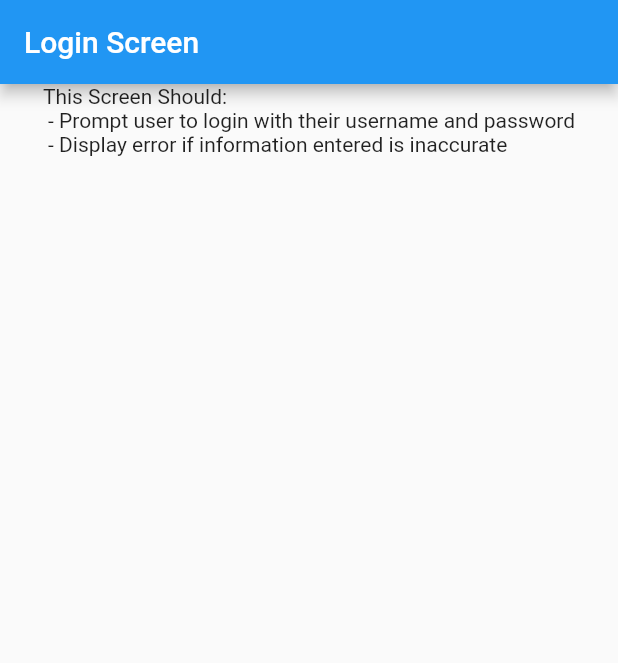
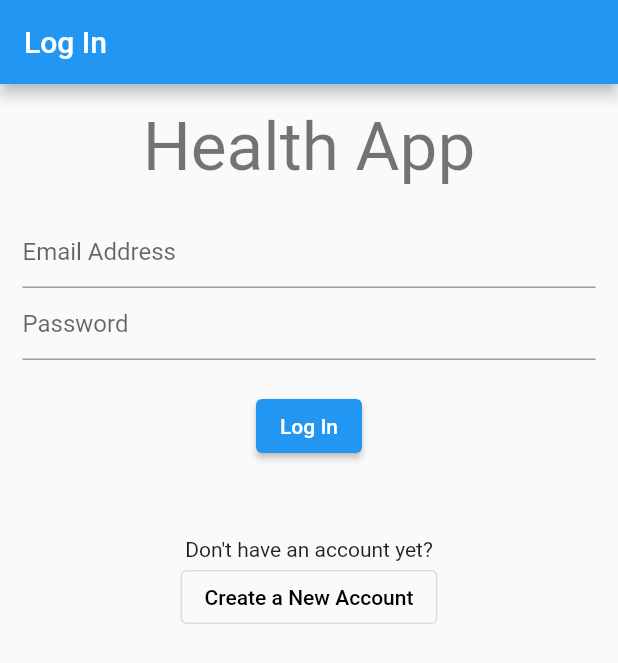
Before and after one commit to EsromGile/Health-App, a Flutter app: the screen it shows after launch, on a phone screen of 412 x 824 dp. Shown: the top 663 px of the screen. Run offline on Flutter 3.47's test engine with Material 2 defaults, Android fonts, the phone set to English and light mode, and no system bars; our stand-ins replace firebase_auth, firebase_core; accounts and stored records are empty.

Commit message:
implemented sign in and create account features

```diff
--- a/lib/controller/firebase_authentication_controller.dart
+++ b/lib/controller/firebase_authentication_controller.dart
@@ -12,4 +12,11 @@ class FirebaseAuthenticationController {
   static Future<void> signOut() async {
     await FirebaseAuth.instance.signOut();
   }
+
+  //Pass inputted account information to firebase to create a new account
+  static Future<void> createAccount(
+      {required String email, required String password}) async {
+    await FirebaseAuth.instance
+        .createUserWithEmailAndPassword(email: email, password: password);
+  }
 }
--- a/lib/main.dart
+++ b/lib/main.dart
@@ -1,13 +1,15 @@
 import 'package:flutter/material.dart';
+import 'package:health_app/viewscreen/create_account_screen.dart';
 import 'package:health_app/viewscreen/home_screen.dart';
 import 'package:health_app/viewscreen/login_screen.dart';
 import 'package:health_app/viewscreen/settings_screen.dart';
 import 'package:firebase_core/firebase_core.dart';
 import 'firebase_options.dart';
+
 void main() async {
   runApp(const HealthApp());
   await Firebase.initializeApp(
-  options: DefaultFirebaseOptions.currentPlatform,
+    options: DefaultFirebaseOptions.currentPlatform,
   );
 }
 
@@ -20,9 +22,10 @@ class HealthApp extends StatelessWidget {
     return MaterialApp(
       initialRoute: LoginScreen.routeName,
       routes: {
-        HomeScreen.routeName:(context) => const HomeScreen(),
-        LoginScreen.routeName:(context) => const LoginScreen(),
-        SettingsScreen.routeName:(context) => const SettingsScreen(),
+        HomeScreen.routeName: (context) => const HomeScreen(),
+        LoginScreen.routeName: (context) => const LoginScreen(),
+        SettingsScreen.routeName: (context) => const SettingsScreen(),
+        CreateAccountScreen.routeName: (context) => const CreateAccountScreen(),
       },
     );
   }
--- /dev/null
+++ b/lib/model/constant.dart
@@ -0,0 +1,3 @@
+class Constant {
+  static const devMode = true;
+}
--- a/lib/viewscreen/home_screen.dart
+++ b/lib/viewscreen/home_screen.dart
@@ -27,7 +27,8 @@ class _HomeScreenState extends State<HomeScreen> {
       appBar: AppBar(
         title: const Text("Kirby Collects Your Health Data"),
       ),
-      body: Center(
+      body: SingleChildScrollView(
+        child: Center(
           child: Column(
             crossAxisAlignment: CrossAxisAlignment.start,
             children: [
@@ -41,6 +42,7 @@ class _HomeScreenState extends State<HomeScreen> {
             ],
           ),
         ),
+      ),
     );
   }
 }
--- a/lib/viewscreen/login_screen.dart
+++ b/lib/viewscreen/login_screen.dart
@@ -1,4 +1,10 @@
+import 'package:firebase_auth/firebase_auth.dart';
 import 'package:flutter/material.dart';
+import 'package:health_app/controller/firebase_authentication_controller.dart';
+import 'package:health_app/model/constant.dart';
+import 'package:health_app/viewscreen/create_account_screen.dart';
+import 'package:health_app/viewscreen/home_screen.dart';
+import 'package:health_app/viewscreen/view/view_util.dart';
 
 class LoginScreen extends StatefulWidget {
   const LoginScreen({Key? key}) : super(key: key);
@@ -13,6 +19,8 @@ class LoginScreen extends StatefulWidget {
 
 class _LoginScreenState extends State<LoginScreen> {
   late _Controller con;
+  var formKey = GlobalKey<FormState>();
+
   void render(fn) => setState(fn);
 
   @override
@@ -25,16 +33,64 @@ class _LoginScreenState extends State<LoginScreen> {
   Widget build(BuildContext context) {
     return Scaffold(
       appBar: AppBar(
-        title: const Text("Login Screen"),
+        title: const Text("Log In"),
       ),
-      body: Center(
-        child: Column(
-          crossAxisAlignment: CrossAxisAlignment.start,
-          children: const [
-            Text("This Screen Should: "),
-            Text(" - Prompt user to login with their username and password"),
-            Text(" - Display error if information entered is inaccurate")
-          ],
+      body: SingleChildScrollView(
+        child: Padding(
+          padding: const EdgeInsets.all(15.0),
+          child: Center(
+            child: Form(
+              key: formKey,
+              child: Column(
+                children: [
+                  Text(
+                    "Health App",
+                    style: Theme.of(context).textTheme.headline3,
+                  ),
+                  const SizedBox(
+                    height: 20,
+                  ),
+                  TextFormField(
+                    decoration:
+                        const InputDecoration(hintText: 'Email Address'),
+                    keyboardType: TextInputType.emailAddress,
+                    autocorrect: false,
+                    validator: con.validateEmail,
+                    onSaved: con.saveEmail,
+                  ),
+                  TextFormField(
+                    decoration: const InputDecoration(hintText: 'Password'),
+                    autocorrect: false,
+                    obscureText: true,
+                    validator: con.validatePassword,
+                    onSaved: con.savePassword,
+                  ),
+                  const SizedBox(
+                    height: 20,
+                  ),
+                  ElevatedButton(
+                    onPressed: con.login,
+                    child: const Text(
+                      'Log In',
+                      style: TextStyle(color: Colors.white),
+                    ),
+                  ),
+                  const SizedBox(
+                    height: 50,
+                  ),
+                  const Text(
+                    "Don't have an account yet?",
+                  ),
+                  OutlinedButton(
+                      onPressed: con.createAccount,
+                      child: const Text(
+                        "Create a New Account",
+                        style: TextStyle(color: Colors.black),
+                      )),
+                ],
+              ),
+            ),
+          ),
         ),
       ),
     );
@@ -44,4 +100,68 @@ class _LoginScreenState extends State<LoginScreen> {
 class _Controller {
   _LoginScreenState state;
   _Controller(this.state);
+
+  String? email;
+  String? password;
+
+  void login() async {
+    FormState? currentState = state.formKey.currentState;
+    if (currentState == null) return;
+    if (!currentState.validate()) return;
+    currentState.save();
+
+    User? user;
+
+    try {
+      if (email == null || password == null) {
+        throw 'Email Address or Password is null';
+      }
+
+      user = await FirebaseAuthenticationController.signIn(
+          email: email!, password: password!);
+
+      //Grab user's accelerometer readings from Firestore and pass it to the home screen
+
+      Navigator.pushNamed(state.context, HomeScreen.routeName);
+    } catch (e) {
+      if (Constant.devMode) print('Log In Error: $e');
+      showSnackBar(context: state.context, message: 'Log In Error: $e');
+    }
+  }
+
+  String? validateEmail(String? input) {
+    if (input == null) {
+      return 'No email address provided.';
+    } else if (!(input.contains('@') && input.contains('.'))) {
+      return 'Invalid format.';
+    } else {
+      return null;
+    }
+  }
+
+  void saveEmail(String? input) {
+    if (input != null) {
+      email = input;
+    }
+  }
+
+  String? validatePassword(String? input) {
+    if (input == null) {
+      return 'No password provided.';
+    } else if (input.length < 5) {
+      return 'Password must be at least 5 characters';
+    } else {
+      return null;
+    }
+  }
+
+  void savePassword(String? input) {
+    if (input != null) {
+      password = input;
+    }
+  }
+
+  void createAccount() {
+    Navigator.pushNamed(state.context, CreateAccountScreen.routeName);
+  }
 }
```
Also changed, not shown: lib/viewscreen/create_account_screen.dart (added, +166 -0 lines), lib/viewscreen/view/view_util.dart (added, +18 -0 lines), lib/firebase_options.dart, 13 other files. Lines whose indentation alone changed are shown as unchanged.
